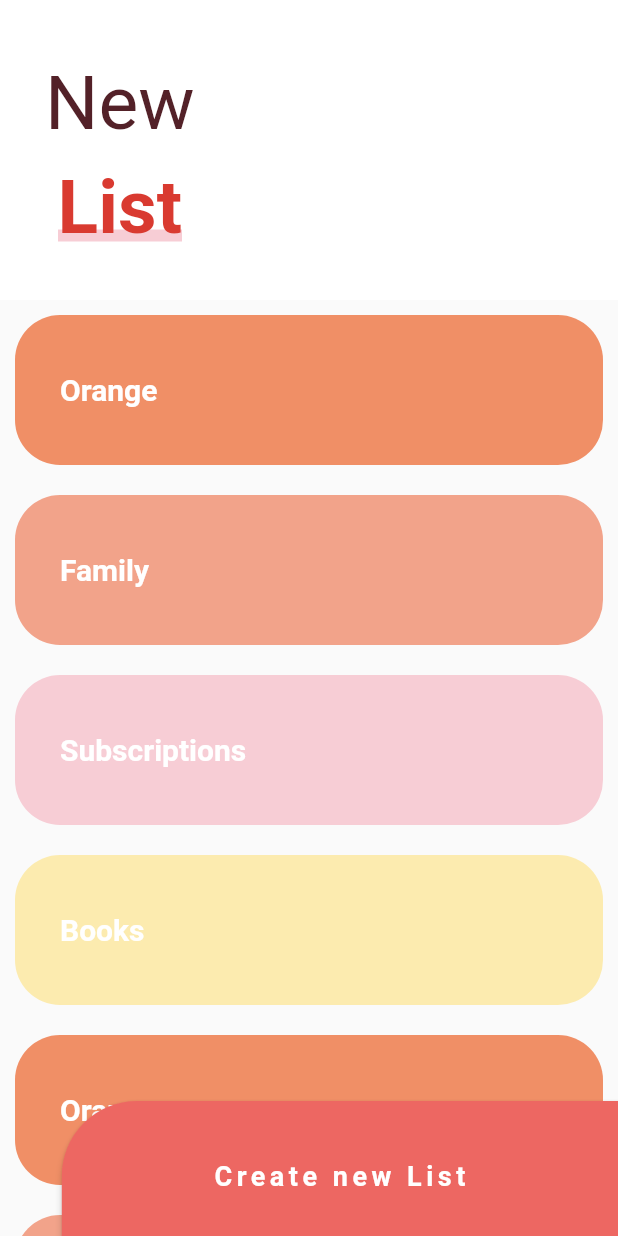
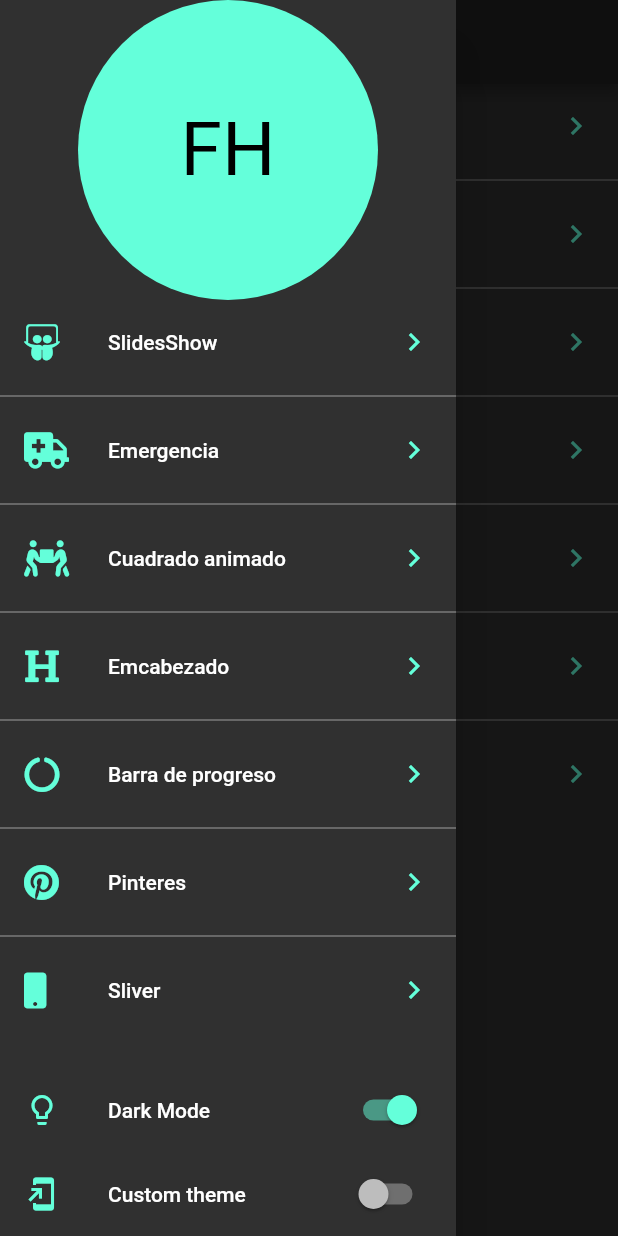
Before and after one commit to bjavier9/Flutter_diseno_profesional, a Flutter app: the screen it shows after launch, with the side drawer open (before the commit the screen has no drawer), on a phone screen of 412 x 824 dp. Run offline on Flutter 3.47's test engine with Material 2 defaults, Android fonts, the phone set to English and light mode, and no system bars; our stand-ins replace animate_do, flutter_svg, font_awesome_flutter.

Commit message:
Temas, dark mode, providers

```diff
--- a/custom_pinter/lib/main.dart
+++ b/custom_pinter/lib/main.dart
@@ -1,21 +1,34 @@
 // import 'package:custom_pinter/src/pages/circular_progress.dart';
 // import 'package:custom_pinter/src/retos/animated_retos.dart';
+import 'package:custom_pinter/src/theme/theme.dart';
 import 'package:flutter/material.dart';
+import 'package:provider/provider.dart';
 // import 'src/pages/graficas_circulares_pages.dart';
 // import 'src/pages/emergency_page.dart';
-import 'src/pages/slider_list_page.dart';
+import 'src/pages/laucher_page.dart';
+// import 'src/pages/slider_list_page.dart';
 // import 'src/pages/pinterest_page.dart';
 // import 'src/pages/slideshow_page.dart';
 
-void main() => runApp(MyApp());
+void main() => runApp(
+  ChangeNotifierProvider(
+    create: (_)=>new ThemeChanger(2),
+    child: MyApp()
+    )
+
+  );
 
 class MyApp extends StatelessWidget {
   @override
   Widget build(BuildContext context) {
+
+    final appTheme = Provider.of<ThemeChanger>(context);
+
     return MaterialApp(
+      theme: appTheme.currentTheme,
       debugShowCheckedModeBanner: false,
       title: 'Pointer',
-      home:SliderListPage(),
+      home: LaucherPage(),
     );
   }
 }
--- /dev/null
+++ b/custom_pinter/lib/src/pages/laucher_page.dart
@@ -0,0 +1,105 @@
+import 'package:custom_pinter/src/routes/routes.dart';
+import 'package:custom_pinter/src/theme/theme.dart';
+import 'package:flutter/cupertino.dart';
+import 'package:flutter/material.dart';
+import 'package:font_awesome_flutter/font_awesome_flutter.dart';
+import 'package:provider/provider.dart';
+
+class LaucherPage extends StatelessWidget {
+
+  @override
+  Widget build(BuildContext context) {
+    return Scaffold(
+      appBar: AppBar(
+        title: Text('desenos en flutter'),
+      ),
+      drawer: _MenuPrincipal(),
+      body:_ListaOpciones(),
+    );
+  }
+}
+
+class _ListaOpciones extends StatelessWidget {
+
+  @override
+  Widget build(BuildContext context) {
+final apptheme = Provider.of<ThemeChanger>(context).currentTheme;
+    return ListView.separated(
+      physics: BouncingScrollPhysics(),
+      itemBuilder: (context,i)=>ListTile(
+        leading: FaIcon(pagesRoutes[i].icon,
+        color: apptheme.accentColor,
+        ),
+        title: Text(pagesRoutes[i].titulo),
+        trailing: Icon(Icons.chevron_right,color: apptheme.accentColor,),
+        onTap: (){
+         Navigator.push(context,MaterialPageRoute(builder:(BuildContext context)=>(pagesRoutes[i].page)));
+
+        },
+      ),
+      separatorBuilder:(context, i )=>Divider(
+        color:apptheme.primaryColorLight,
+      ),
+      itemCount: pagesRoutes.length,
+
+      );
+  }
+}
+
+
+class _MenuPrincipal extends StatelessWidget {
+
+  @override
+  Widget build(BuildContext context) {
+final appTheme = Provider.of<ThemeChanger>(context);
+
+    return Drawer(
+      child: Container(
+        child: Column(
+          children: <Widget>[
+            SafeArea(
+                child: Container(
+                // padding: EdgeInsets.symmetric(horizontal: 30),
+                width: double.infinity,
+                height: 200,
+                child: CircleAvatar(
+                  backgroundColor: appTheme.currentTheme.accentColor,
+                  child: Text('FH',
+                  style:TextStyle(fontSize: 50)),
+                ),
+              ),
+            ),
+            Expanded(child: _ListaOpciones(),),
+
+            ListTile(
+              leading: Icon(Icons.lightbulb_outline, color: appTheme.currentTheme.accentColor,),
+              title: Text('Dark Mode'),
+              trailing: Switch.adaptive(
+                value:appTheme.darkTheme,
+                activeColor: appTheme.currentTheme.accentColor,
+                onChanged:(value){
+                  appTheme.darkTheme=value;
+                }),
+            ),
+             SafeArea(
+               bottom: true,
+               top: false,
+               left: false,
+               right: false,
+                child: ListTile(
+                leading: Icon(Icons.add_to_home_screen, color: appTheme.currentTheme.accentColor,),
+                title: Text('Custom theme'),
+                trailing: Switch.adaptive(
+                  value: appTheme.customTheme,
+                    activeColor: appTheme.currentTheme.accentColor,
+                  onChanged:(value){
+                    appTheme.customTheme=value;
+                  }),
+            ),
+             )
+        ],
+        ),
+      ),
+    );
+  }
+}
--- a/custom_pinter/lib/src/pages/pinterest_page.dart
+++ b/custom_pinter/lib/src/pages/pinterest_page.dart
@@ -1,3 +1,4 @@
+import 'package:custom_pinter/src/theme/theme.dart';
 import 'package:custom_pinter/src/widgets/pinterest_menu.dart';
 import 'package:flutter/material.dart';
 import 'package:flutter_staggered_grid_view/flutter_staggered_grid_view.dart';
@@ -35,6 +36,7 @@ class _PinterestMenuLocation extends StatelessWidget {
   Widget build(BuildContext context) {
     final widthPantalla = MediaQuery.of(context).size.width;
     final mostrar = Provider.of<_MenuModel>(context).mostrar;
+    final apptheme = Provider.of<ThemeChanger>(context).currentTheme;
     return Positioned(
       bottom: 30,
       child:Container(
@@ -66,7 +68,9 @@ class _PinterestMenuLocation extends StatelessWidget {
         })
   ],
             mostrar: mostrar,
-            backgroundColor: Colors.red,
+            backgroundColor: apptheme.scaffoldBackgroundColor,
+            activeColor: apptheme.accentColor,
+
 
             ),
         ),
--- a/custom_pinter/lib/src/pages/slider_list_page.dart
+++ b/custom_pinter/lib/src/pages/slider_list_page.dart
@@ -1,4 +1,6 @@
+import 'package:custom_pinter/src/theme/theme.dart';
 import 'package:flutter/material.dart';
+import 'package:provider/provider.dart';
 
 class SliderListPage extends StatelessWidget {
   @override
@@ -22,6 +24,7 @@ class _BotonNewList extends StatelessWidget {
   @override
   Widget build(BuildContext context) {
    final size = MediaQuery.of(context).size;
+   final apptheme = Provider.of<ThemeChanger>(context);
     return ButtonTheme(
       minWidth: size.width*0.9,
       height: 100,
@@ -29,7 +32,7 @@ class _BotonNewList extends StatelessWidget {
         child: Text(
           'Create new List',
           style: TextStyle(
-            color:Colors.white,
+            color:apptheme.currentTheme.scaffoldBackgroundColor,
             fontSize: 18,
             fontWeight: FontWeight.bold,
             letterSpacing: 3
@@ -38,7 +41,7 @@ class _BotonNewList extends StatelessWidget {
         shape: RoundedRectangleBorder(
           borderRadius: BorderRadius.only(topLeft:Radius.circular(50))
         ),
-        color: Color(0xffED6762),
+        color:(apptheme.darkTheme)?apptheme.currentTheme.accentColor:Color(0xffED6762),
         onPressed: (){
 
         },
@@ -62,6 +65,8 @@ class _MainScroll extends StatelessWidget {
 
   @override
   Widget build(BuildContext context) {
+  final apptheme = Provider.of<ThemeChanger>(context);
+
     return CustomScrollView(
       slivers: <Widget>[
         // SliverAppBar(
@@ -75,7 +80,7 @@ class _MainScroll extends StatelessWidget {
               maxHeight: 200,
               child: Container(
                 alignment: Alignment.centerLeft,
-                color: Colors.white,
+                color:apptheme.currentTheme.scaffoldBackgroundColor,
                 child: _Titulo(),
               )
 
@@ -134,6 +139,8 @@ class _SliverCustomHeaderDelegate extends SliverPersistentHeaderDelegate{
 class _Titulo extends StatelessWidget {
   @override
   Widget build(BuildContext context) {
+       final apptheme = Provider.of<ThemeChanger>(context);
+
     return Column(
       children: <Widget>[
         SizedBox(
@@ -143,7 +150,8 @@ class _Titulo extends StatelessWidget {
           margin: EdgeInsets.symmetric(horizontal: 30, vertical: 10),
           child: Text(
             'New',
-            style: TextStyle(color: Color(0xff532128), fontSize: 50),
+            style: TextStyle(
+              color:(apptheme.darkTheme)?Colors.grey: Color(0xff532128), fontSize: 50),
           ),
         ),
         Stack(
@@ -156,7 +164,11 @@ class _Titulo extends StatelessWidget {
               child: Container(
                 width: 150,
                 height: 8,
-                decoration: BoxDecoration(color: Color(0xffF7CDD5)),
+                decoration: BoxDecoration(
+
+                  color:(apptheme.darkTheme)?Colors.grey: Color(0xffF7CDD5)
+
+                  ),
               ),
             ),
             Container(
@@ -201,16 +213,22 @@ class _ListItem extends StatelessWidget {
 
   @override
   Widget build(BuildContext context) {
+  final apptheme = Provider.of<ThemeChanger>(context);
+
     return Container(
       alignment: Alignment.centerLeft,
       padding: EdgeInsets.all(30),
       child: Text(titulo,
           style: TextStyle(
-              color: Colors.white, fontWeight: FontWeight.bold, fontSize: 20)),
+              color: Colors.white,
+
+
+              fontWeight: FontWeight.bold, fontSize: 20)),
       height: 100,
       margin: EdgeInsets.all(10),
       decoration:
-          BoxDecoration(color: color, borderRadius: BorderRadius.circular(30)),
+          BoxDecoration(
+            color:(apptheme.darkTheme)?Colors.grey: color, borderRadius: BorderRadius.circular(30)),
     );
   }
 }
--- a/custom_pinter/lib/src/pages/slideshow_page.dart
+++ b/custom_pinter/lib/src/pages/slideshow_page.dart
@@ -1,6 +1,8 @@
+import 'package:custom_pinter/src/theme/theme.dart';
 import 'package:custom_pinter/src/widgets/slideshow.dart';
 import 'package:flutter/material.dart';
 import 'package:flutter_svg/flutter_svg.dart';
+import 'package:provider/provider.dart';
 
 class SlideShowPage extends StatelessWidget {
   const SlideShowPage({Key key}) : super(key: key);
@@ -28,11 +30,12 @@ class MySlideShow extends StatelessWidget {
 
   @override
   Widget build(BuildContext context) {
+    final apptheme = Provider.of<ThemeChanger>(context);
     return Slideshow(
       bulletPrimario: 15,
       bulletSecundario: 16,
       puntosArriba: false,
-      colorPrimario: Colors.redAccent,
+      colorPrimario:(apptheme.darkTheme)?apptheme.currentTheme.accentColor:Color(0xffFF5A7E),
       colorSecundario: Colors.purple,
       slides: <Widget>[
         SvgPicture.asset('assets/foto-1.svg'),
--- /dev/null
+++ b/custom_pinter/lib/src/routes/routes.dart
@@ -0,0 +1,38 @@
+
+import 'package:custom_pinter/src/labs/slideshow_page.dart';
+import 'package:custom_pinter/src/pages/animaciones_page.dart';
+import 'package:custom_pinter/src/pages/emergency_page.dart';
+import 'package:custom_pinter/src/pages/graficas_circulares_pages.dart';
+import 'package:custom_pinter/src/pages/headers_pages.dart';
+import 'package:custom_pinter/src/pages/pinterest_page.dart';
+import 'package:custom_pinter/src/pages/slider_list_page.dart';
+import 'package:flutter/material.dart';
+import 'package:font_awesome_flutter/font_awesome_flutter.dart';
+
+final pagesRoutes = <_Route>[
+  _Route(FontAwesomeIcons.slideshare, 'SlidesShow', SlideShowPage()),
+  _Route(FontAwesomeIcons.ambulance, 'Emergencia', EmergencyPage()),
+  _Route(FontAwesomeIcons.peopleCarry, 'Cuadrado animado', AnimacionesPage()),
+  _Route(FontAwesomeIcons.heading, 'Emcabezado', HeaderPage()),
+  _Route(FontAwesomeIcons.circleNotch, 'Barra de progreso', GraficasCirculares()),
+  _Route(FontAwesomeIcons.pinterest, 'Pinteres', PinterestPage()),
+  _Route(FontAwesomeIcons.mobile, 'Sliver',SliderListPage()),
+
+
+
+
+
+];
+
+
+class _Route {
+  final IconData icon;
+  final String titulo;
+  final Widget page;
+
+  _Route(
+    this.icon,
+    this.titulo,
+    this.page);
+
+}
--- /dev/null
+++ b/custom_pinter/lib/src/theme/theme.dart
@@ -0,0 +1,61 @@
+import 'package:flutter/material.dart';
+
+class ThemeChanger with ChangeNotifier{
+  bool _darkTheme = false;
+  bool _customTheme = false;
+  ThemeData _currentTheme;
+  ThemeChanger (int theme){
+    switch (theme) {
+      case 1:
+        _darkTheme=false;
+        _currentTheme=ThemeData.light();
+        _customTheme=false;
+        break;
+      case 2:
+        _darkTheme=true;
+        _currentTheme=ThemeData.dark();
+        _customTheme=false;
+      break;
+      case 3:
+        _darkTheme=false;
+        _customTheme=true;
+        break;
+      default:
+           _darkTheme=false;
+        _currentTheme=ThemeData.light();
+        _customTheme=false;
+    }
+  }
+
+
+  bool get darkTheme=>this._darkTheme;
+  bool get customTheme => this._customTheme;
+  ThemeData get currentTheme => this._currentTheme;
+  set darkTheme(bool value){
+    _customTheme=false;
+    _darkTheme=value;
+  if(value){
+    _currentTheme=ThemeData.dark().copyWith(
+      accentColor: Color(0xff48A0E8),
+      primaryColorLight: Colors.white,
+      scaffoldBackgroundColor: Color(0xff162028),
+      textTheme: TextTheme(
+        body1: TextStyle(color: Colors.white)
+      )
+
+    );
+  }else{
+    _currentTheme=ThemeData.light();
+  }
+
+
+    notifyListeners();
+  }
+set customTheme(bool value){
+    _customTheme=value;
+    _darkTheme=false;
+    notifyListeners();
+  }
+
+
+}
```
Also changed, not shown: custom_pinter/lib/src/pages/graficas_circulares_pages.dart (+7 -3 lines), custom_pinter/lib/src/pages/headers_pages.dart (+5 -2 lines), custom_pinter/lib/src/widgets/header.dart (+9 -3 lines).
